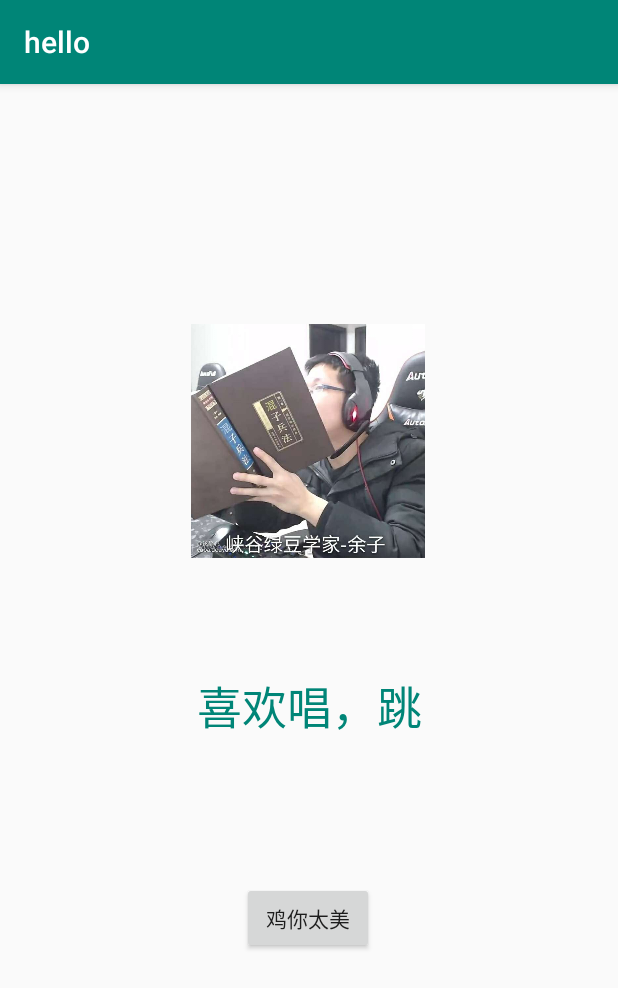
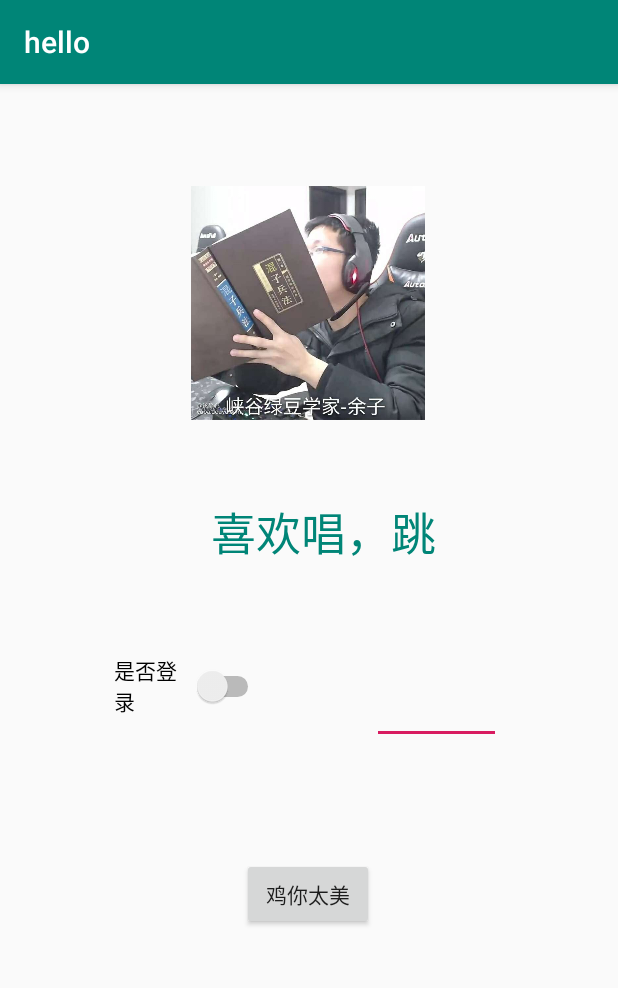
Before and after one commit to las1374236892/byteDancingSummer, an Android app: the screen it shows after launch (MainActivity), after a tap on "鸡你太美", on a phone screen of 412 x 824 dp. Shown: the top 988 px of the screen. Run offline under Robolectric (Android 15) with nearby library versions, the phone set to English and light mode, and no system bars.

Commit message:
修改版

```diff
--- a/app/src/main/java/com/example/hello/MainActivity.java
+++ b/app/src/main/java/com/example/hello/MainActivity.java
@@ -2,9 +2,12 @@ package com.example.hello;
 
 import android.support.v7.app.AppCompatActivity;
 import android.os.Bundle;
+import android.util.Log;
 import android.view.View;
 import android.widget.Button;
+import android.widget.EditText;
 import android.widget.ImageView;
+import android.widget.Switch;
 import android.widget.TextView;
 
 public class MainActivity extends AppCompatActivity {
@@ -19,6 +22,8 @@ public class MainActivity extends AppCompatActivity {
         Button btn1 = findViewById(R.id.btn1);
         final TextView tv1 = findViewById(R.id.tv1);
         final ImageView img = findViewById(R.id.img1);
+        final EditText et = findViewById(R.id.et1);
+        final Switch swt = findViewById(R.id.switch1);
 
         btn1.setOnClickListener(new View.OnClickListener() {
             @Override
@@ -26,11 +31,19 @@ public class MainActivity extends AppCompatActivity {
                 if(!state){
                     tv1.setText("喜欢唱，跳");
                     img.setImageDrawable(getResources().getDrawable(R.drawable.xiaoc));
+                    if(et.getText().toString().equals("鸡你太美")){
+                        Log.d("按钮","密码正确");
+                    }
+                    else{
+                        Log.d("按钮","密码错误");
+                    }
+                    Log.d("按钮","点击成功");
                     state = true;
                 }
                 else{
                     tv1.setText("rap，篮球");
                     img.setImageDrawable(getResources().getDrawable(R.drawable.test));
+                    Log.d("按钮","点击成功");
                     state = false;
                 }
             }
--- a/app/src/main/res/layout/activity_main.xml
+++ b/app/src/main/res/layout/activity_main.xml
@@ -11,13 +11,14 @@
         android:layout_width="274dp"
         android:layout_height="52dp"
         android:layout_marginStart="8dp"
-        android:layout_marginTop="392dp"
+        android:layout_marginTop="276dp"
         android:layout_marginEnd="8dp"
+        android:gravity="center_horizontal"
         android:text="@string/text1"
         android:textColor="@color/colorPrimary"
         android:textSize="30sp"
-        android:gravity="center_horizontal"
         app:layout_constraintEnd_toEndOf="parent"
+        app:layout_constraintHorizontal_bias="0.578"
         app:layout_constraintStart_toStartOf="parent"
         app:layout_constraintTop_toTopOf="parent" />
 
@@ -26,7 +27,7 @@
         android:layout_width="156dp"
         android:layout_height="172dp"
         android:layout_marginStart="8dp"
-        android:layout_marginTop="152dp"
+        android:layout_marginTop="60dp"
         android:layout_marginEnd="8dp"
         android:contentDescription="@string/text1"
         app:layout_constraintEnd_toEndOf="parent"
@@ -40,7 +41,7 @@
         android:layout_width="wrap_content"
         android:layout_height="wrap_content"
         android:layout_marginStart="8dp"
-        android:layout_marginTop="532dp"
+        android:layout_marginTop="516dp"
         android:layout_marginEnd="8dp"
         android:text="@string/btn1"
         app:layout_constraintEnd_toEndOf="parent"
@@ -48,4 +49,27 @@
         app:layout_constraintStart_toStartOf="parent"
         app:layout_constraintTop_toTopOf="parent" />
 
+    <EditText
+        android:id="@+id/et1"
+        android:layout_width="86dp"
+        android:layout_height="80dp"
+        android:layout_marginStart="248dp"
+        android:layout_marginTop="360dp"
+        android:autoLink="none"
+        android:autofillHints="password"
+        android:inputType="date|text"
+        app:layout_constraintStart_toStartOf="parent"
+        app:layout_constraintTop_toTopOf="parent" />
+
+    <Switch
+        android:id="@+id/switch1"
+        android:layout_width="100dp"
+        android:layout_height="83dp"
+        android:layout_marginStart="76dp"
+        android:layout_marginTop="360dp"
+        android:text="是否登录"
+        android:textOff="登录开启"
+        android:textOn="登录关闭"
+        app:layout_constraintStart_toStartOf="parent"
+        app:layout_constraintTop_toTopOf="parent" />
 </android.support.constraint.ConstraintLayout>
```
